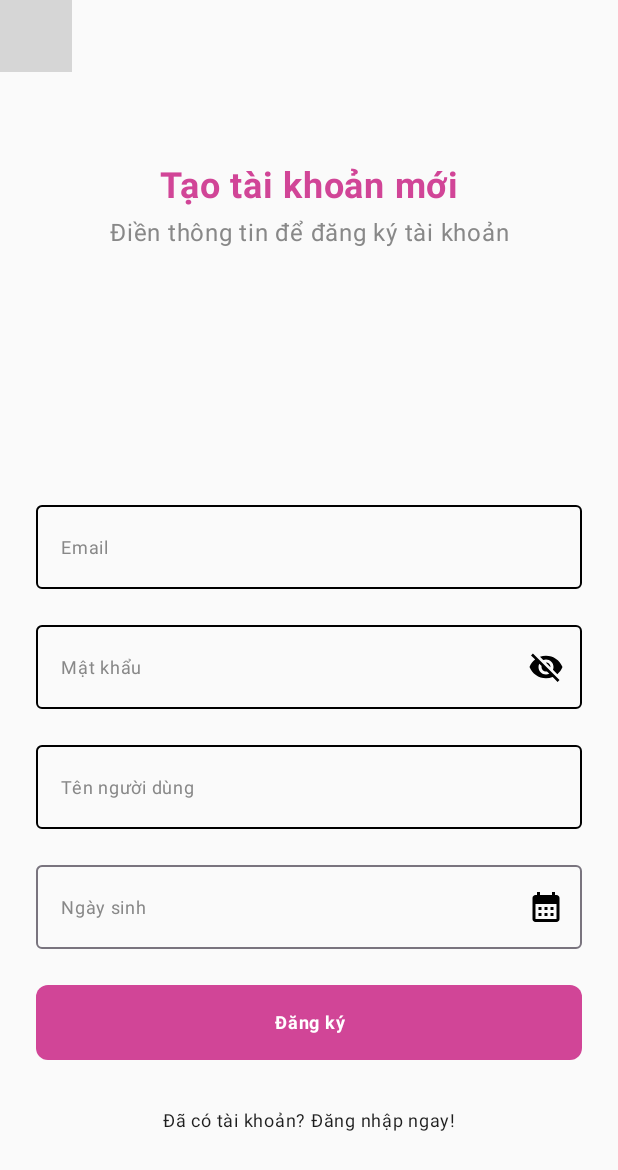
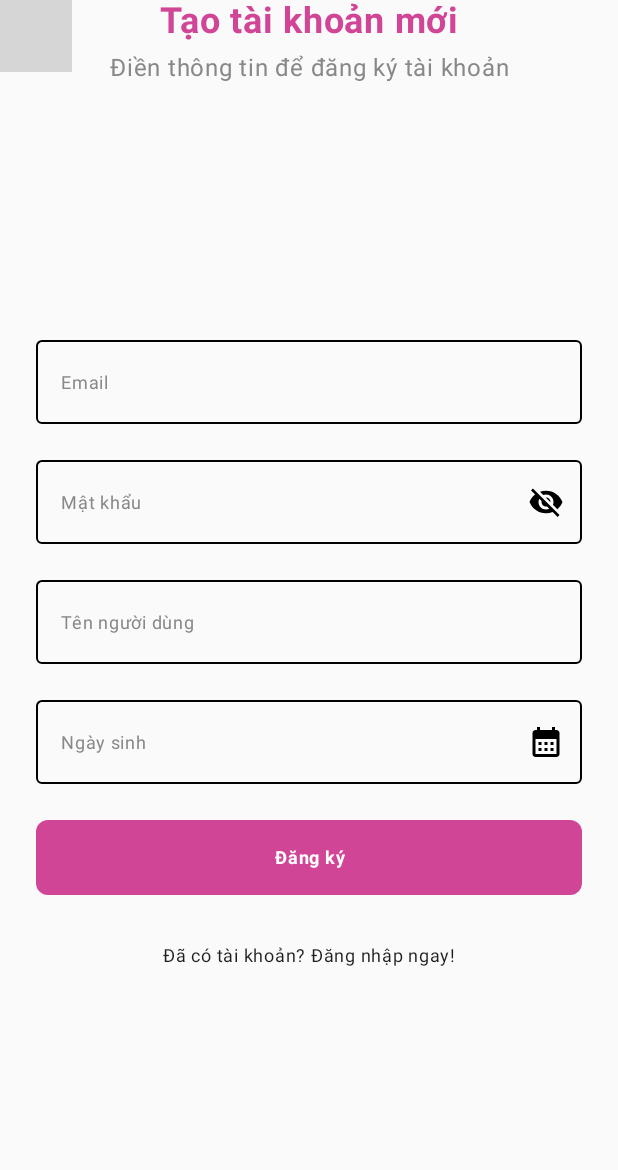
Before and after one commit to NguyenAnhkk/projectDemo, an Android app built with Jetpack Compose: the screen it shows after launch (MainActivity), after a tap on "Đăng ký", on a phone screen of 412 x 824 dp. Shown: the top 1170 px of the screen. Run offline under Robolectric (Android 15) with nearby library versions, the phone set to English and light mode, and no system bars; our stand-ins replace Firebase (no records; nobody signed in at launch, a user with empty details on screens opened directly), accompanist, livedata-compose; libraries missing offline, so code that uses them is left out: com.facebook, com.facebook.login, com.maxkeppeker.sheets, com.maxkeppeler.sheets; 6 statements that could not run were skipped; grey boxes are pictures that could not be loaded.

Commit message:
update lacation view

```diff
--- a/app/src/main/java/com/example/projectdemo/feature/map/MapUtils.kt
+++ b/app/src/main/java/com/example/projectdemo/feature/map/MapUtils.kt
@@ -159,7 +159,7 @@ class MapUtils(private val context: Context) {
         camerapositionState: CameraPositionState,
         context: Context,
         navController: NavController,
-        currentLocation: LatLng,
+        currentLocation: LatLng?,
     ) {
         var nearbyUsersLocations by remember { mutableStateOf(emptyList<LatLng>()) }
         var radiusInMeters by remember { mutableStateOf(5000f) }
--- a/app/src/main/java/com/example/projectdemo/feature/sign_up/SignupScreen.kt
+++ b/app/src/main/java/com/example/projectdemo/feature/sign_up/SignupScreen.kt
@@ -121,6 +121,7 @@ fun SignupPage(
         backgroundColor = MyAppTheme.appColor.background,
         isPaddingNavigation = true,
         modifier = Modifier.fillMaxSize(),
+
     ) {
         AppColumn(
             modifier = Modifier
@@ -134,8 +135,7 @@ fun SignupPage(
 
             AppColumn(
                 modifier = Modifier
-                    .fillMaxWidth()
-                    .weight(1f),
+                    .fillMaxWidth(),
                 verticalArrangement = Arrangement.Center,
                 horizontalAlignment = Alignment.CenterHorizontally
             ) {
@@ -219,6 +219,13 @@ fun SignupPage(
 
                 OutlinedTextField(
                     value = dateOfBirth,
+                    colors = TextFieldDefaults.outlinedTextFieldColors(
+                        focusedBorderColor = Color(0xFFd14597),
+                        unfocusedBorderColor = Color.Black,
+                        focusedLabelColor = Color.Black,
+                        unfocusedLabelColor = Color.Gray,
+
+                    ),
                     onValueChange = { },
                     label = { AppText(text = "Ngày sinh", color = Color.Gray) },
                     readOnly = true,
```
Also changed, not shown: app/src/main/java/com/example/projectdemo/feature/map/MapScreen.kt (+7 -4 lines).
